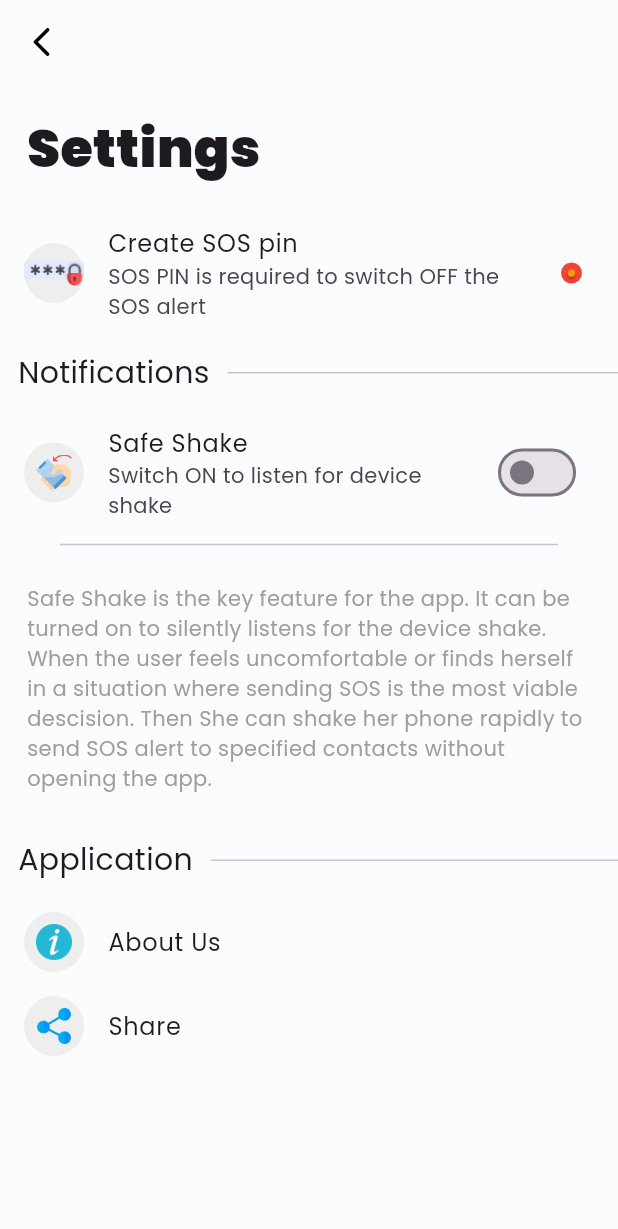
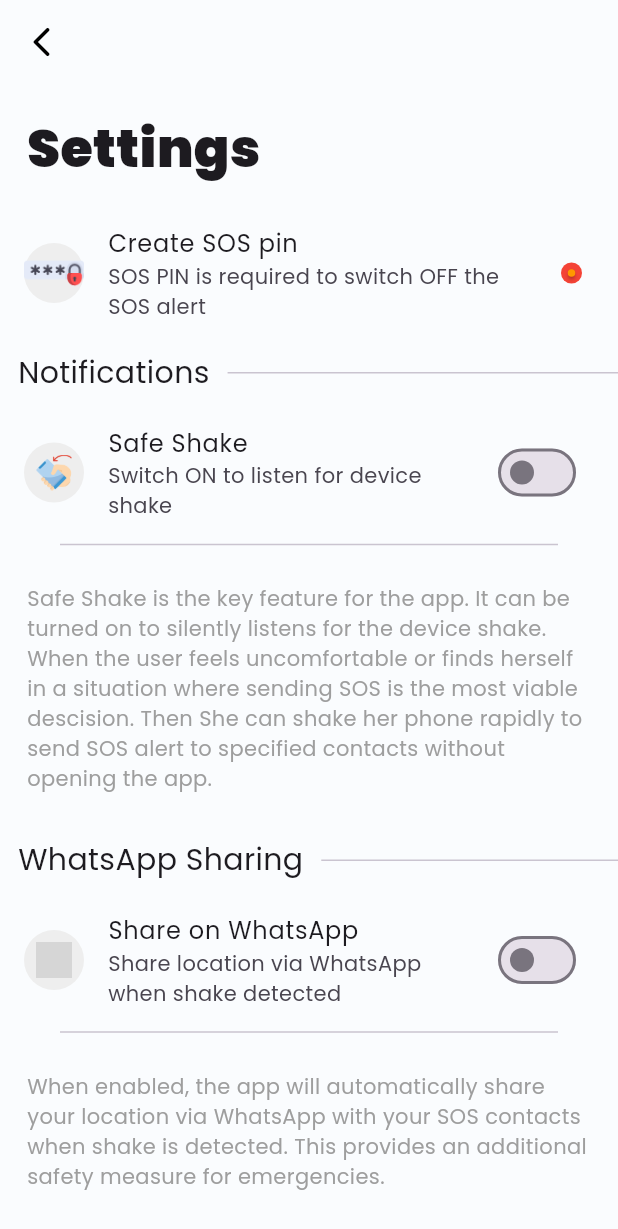
Before and after one commit to abhishek-mule/Abhira, a Flutter app: the SettingsScreen screen opened directly, on a phone screen of 412 x 824 dp. Shown: the top 1229 px of the screen. Run offline on Flutter 3.47's test engine with Material 3 defaults, Android fonts, the phone set to English and light mode, and no system bars; our stand-ins replace audioplayers, avatar_glow, battery_plus, camera, card_swiper, flutter_contacts and 15 more; missing offline and left inert: android_intent_plus, flutter_background_service, flutter_phone_direct_caller, flutter_ringtone_player, gosecure; accounts and stored records are empty; statements that could not run were skipped; project files that could hold a hidden picture were left out; grey boxes are pictures that could not be loaded.

Commit message:
Fix shake detection implementation: add accelerometer subscription, remove startup WhatsApp sending, add required Android permissions

```diff
--- a/lib/Dashboard/Settings/SettingsScreen.dart
+++ b/lib/Dashboard/Settings/SettingsScreen.dart
@@ -1,9 +1,9 @@
 import 'package:flutter/material.dart';
 import 'package:flutter_background_service/flutter_background_service.dart';
 import 'package:shared_preferences/shared_preferences.dart';
-import 'package:gosecure/Dashboard/Settings/About.dart';
-import 'package:gosecure/Dashboard/Settings/ChangePin.dart';
-import 'package:gosecure/background_services.dart';
+import 'package:ursafe/Dashboard/Settings/About.dart';
+import 'package:ursafe/Dashboard/Settings/ChangePin.dart';
+import 'package:ursafe/background_services.dart';
 
 class SettingsScreen extends StatefulWidget {
   const SettingsScreen({Key? key}) : super(key: key);
@@ -14,6 +14,7 @@ class SettingsScreen extends StatefulWidget {
 
 class _SettingsScreenState extends State<SettingsScreen> {
   bool switchValue = false;
+  bool whatsappSwitchValue = false;
   Future<int> checkPIN() async {
     SharedPreferences prefs = await SharedPreferences.getInstance();
     int pin = (prefs.getInt('pin') ?? -1111);
@@ -25,6 +26,7 @@ class _SettingsScreenState extends State<SettingsScreen> {
   void initState() {
     super.initState();
     checkService();
+    checkWhatsAppSetting();
   }
 
   @override
@@ -145,6 +147,49 @@ class _SettingsScreenState extends State<SettingsScreen> {
               Padding(
                 padding: const EdgeInsets.all(12.0),
                 child: Text(
+                  "WhatsApp Sharing",
+                  style: TextStyle(fontSize: 20),
+                ),
+              ),
+              Expanded(child: Divider())
+            ],
+          ),
+          SwitchListTile(
+            onChanged: (val) async {
+              final prefs = await SharedPreferences.getInstance();
+              await prefs.setBool('whatsapp_share_enabled', val);
+              setState(() {
+                whatsappSwitchValue = val;
+              });
+            },
+            value: whatsappSwitchValue,
+            secondary: CircleAvatar(
+              backgroundColor: Colors.grey[200],
+              child: Center(
+                  child: Image.asset(
+                "assets/whatsapp.png",
+                height: 24,
+              )),
+            ),
+            title: Text("Share on WhatsApp"),
+            subtitle: Text("Share location via WhatsApp when shake detected"),
+          ),
+          Divider(
+            indent: 40,
+            endIndent: 40,
+          ),
+          Padding(
+            padding: const EdgeInsets.all(18.0),
+            child: Text(
+              "When enabled, the app will automatically share your location via WhatsApp with your SOS contacts when shake is detected. This provides an additional safety measure for emergencies.",
+              style: TextStyle(color: Colors.grey),
+            ),
+          ),
+          Row(
+            children: [
+              Padding(
+                padding: const EdgeInsets.all(12.0),
+                child: Text(
                   "Application",
                   style: TextStyle(fontSize: 20),
                 ),
@@ -192,6 +237,13 @@ class _SettingsScreenState extends State<SettingsScreen> {
     return running;
   }
 
+  Future<void> checkWhatsAppSetting() async {
+    final prefs = await SharedPreferences.getInstance();
+    setState(() {
+      whatsappSwitchValue = prefs.getBool('whatsapp_share_enabled') ?? false;
+    });
+  }
+
   void controllSafeShake(bool val) async {
     final service = FlutterBackgroundService();
     if (val) {
--- a/lib/background_services.dart
+++ b/lib/background_services.dart
@@ -1,8 +1,10 @@
 import 'dart:async';
-
+import 'dart:math';
 import 'package:flutter_background_service/flutter_background_service.dart';
 import 'package:geolocator/geolocator.dart';
 import 'package:shared_preferences/shared_preferences.dart';
+import 'package:url_launcher/url_launcher.dart';
+import 'package:sensors_plus/sensors_plus.dart';
 
 Future<bool> onStart(ServiceInstance service) async {
   print("Service started");
@@ -21,33 +23,109 @@ Future<bool> onStart(ServiceInstance service) async {
     service.stopSelf();
   });
 
-  String screenShake = "Be strong, We are with you!";
-  double lat = 0.0;
-  double long = 0.0;
+  double lastMagnitude = 0;
+  int lastTrigger = 0;
 
-  try {
-    Position userLocation = await Geolocator.getCurrentPosition(
-        desiredAccuracy: LocationAccuracy.high);
-    lat = userLocation.latitude;
-    long = userLocation.longitude;
-    await prefs.setStringList("location", [lat.toString(), long.toString()]);
-    print("Location saved: $lat, $long");
-  } catch (e) {
-    print("Error getting location: $e");
-  }
+  // Listen to accelerometer for shake detection
+  userAccelerometerEvents.listen((event) async {
+    final m = sqrt(event.x * event.x + event.y * event.y + event.z * event.z);
 
-  Timer.periodic(Duration(seconds: 1), (timer) async {
+    // threshold + debounce (shake detection)
+    if (m > 18 && DateTime.now().millisecondsSinceEpoch - lastTrigger > 4000) {
+      lastTrigger = DateTime.now().millisecondsSinceEpoch;
+      print("Shake detected! Magnitude: $m");
+
+      final prefs = await SharedPreferences.getInstance();
+      final enabled = prefs.getBool('whatsapp_share_enabled') ?? false;
+
+      if (enabled) {
+        print("WhatsApp sharing enabled, getting location...");
+        try {
+          final pos = await Geolocator.getCurrentPosition(
+              desiredAccuracy: LocationAccuracy.high);
+          print("Location obtained: ${pos.latitude}, ${pos.longitude}");
+          await shareLocationOnWhatsApp(pos.latitude, pos.longitude);
+        } catch (e) {
+          print("Error getting location for WhatsApp sharing: $e");
+        }
+      } else {
+        print("WhatsApp sharing is disabled");
+      }
+    }
+
+    lastMagnitude = m;
+  });
+
+  // Keep service alive with minimal timer
+  Timer.periodic(Duration(seconds: 10), (timer) async {
     service.invoke('update', {
       'current_date': DateTime.now().toIso8601String(),
-      'message': screenShake,
+      'message': "Shake detection active",
     });
   });
 
   return true;
 }
 
+Future<void> shareLocationOnWhatsApp(double latitude, double longitude) async {
+  try {
+    print("Starting WhatsApp sharing process...");
+    // Get the SOS contacts
+    final prefs = await SharedPreferences.getInstance();
+    List<String> sosNumbers = prefs.getStringList('sos_numbers') ?? [];
+
+    if (sosNumbers.isEmpty) {
+      print("No SOS contacts found for WhatsApp sharing");
+      return;
+    }
+
+    print("Found ${sosNumbers.length} SOS contacts");
+
+    // Create Google Maps URL
+    String mapsUrl =
+        "https://www.google.com/maps/search/?api=1&query=$latitude,$longitude";
+
+    // Create SOS message
+    String sosMessage = "🚨 EMERGENCY SOS 🚨\n\n"
+        "I need help! My current location is:\n"
+        "📍 $mapsUrl\n\n"
+        "Please check on me immediately!";
+
+    // Encode the message for WhatsApp URL
+    String encodedMessage = Uri.encodeComponent(sosMessage);
+
+    // Share with each SOS contact
+    for (String phoneNumber in sosNumbers) {
+      // Clean the phone number (remove any non-digit characters)
+      String cleanedNumber = phoneNumber.replaceAll(RegExp(r'[^0-9]'), '');
+
+      // Create WhatsApp URL
+      String whatsappUrl = "https://wa.me/$cleanedNumber?text=$encodedMessage";
+
+      print("Attempting to share with: $cleanedNumber");
+
+      // Check if WhatsApp can be launched
+      if (await canLaunchUrl(Uri.parse(whatsappUrl))) {
+        try {
+          await launchUrl(Uri.parse(whatsappUrl));
+          print("Shared location on WhatsApp with $cleanedNumber");
+          // Add a small delay between shares
+          await Future.delayed(Duration(seconds: 2));
+        } catch (e) {
+          print("Error launching WhatsApp for $cleanedNumber: $e");
+        }
+      } else {
+        print("Could not launch WhatsApp for $cleanedNumber");
+      }
+    }
+
+    print("WhatsApp sharing process completed");
+  } catch (e) {
+    print("Error in WhatsApp sharing: $e");
+  }
+}
+
 //GET HOME SAFE _ WORK MANAGER SET TO 15 minutes frequency
-
 // This fumction is attached to get home safe functionality
 // which will send the user location data to his/her selected
 // contact after every 15 minutes.
```
Also changed, not shown: 1 other file.
